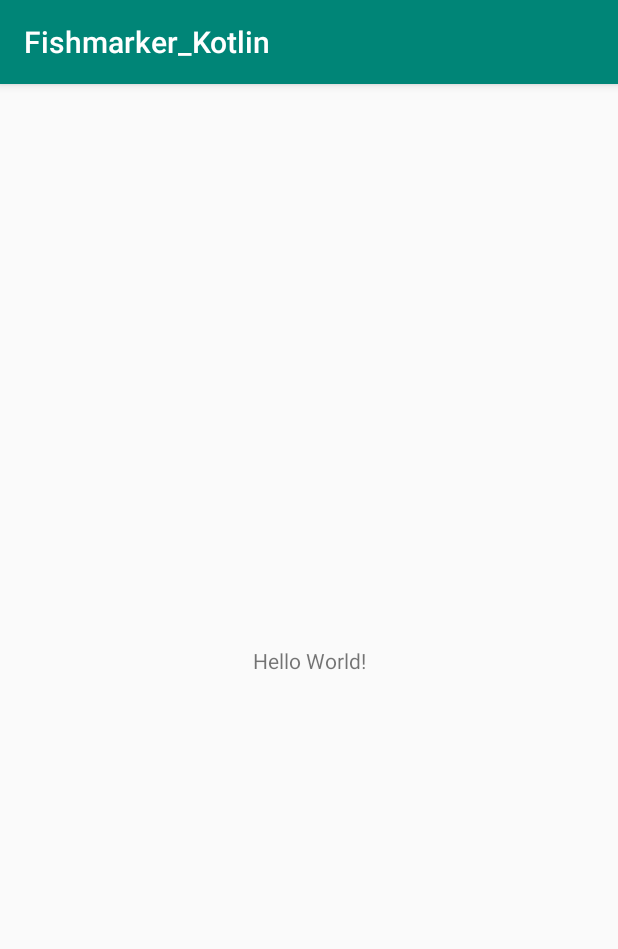
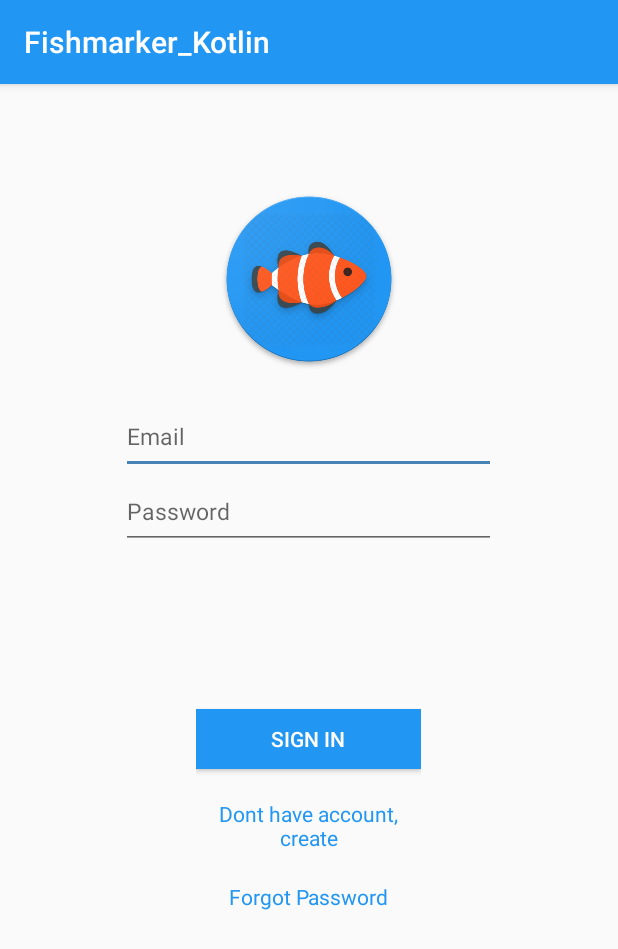
Before and after one commit to Igor755/Fishmarker_Kotlin, an Android app: the screen it shows after launch (MainActivity before the commit, AuthActivity after it), on a phone screen of 412 x 824 dp. Shown: the top 949 px of the screen. Run offline under Robolectric (Android 15) with nearby library versions, the light colour scheme and no system bars.

Commit message:
registration_fragments

```diff
--- a/app/src/main/AndroidManifest.xml
+++ b/app/src/main/AndroidManifest.xml
@@ -9,7 +9,7 @@
         android:roundIcon="@mipmap/ic_launcher_round"
         android:supportsRtl="true"
         android:theme="@style/AppTheme">
-        <activity android:name=".MainActivity">
+        <activity android:name=".AuthActivity">
             <intent-filter>
                 <action android:name="android.intent.action.MAIN" />
 
--- /dev/null
+++ b/app/src/main/java/com/company/fishmarker_kotlin/AuthActivity.kt
@@ -0,0 +1,21 @@
+package com.company.fishmarker_kotlin
+
+import androidx.appcompat.app.AppCompatActivity
+import android.os.Bundle
+import com.company.fishmarker_kotlin.registration_fragments.SignInFragment
+
+class AuthActivity : AppCompatActivity() {
+
+    override fun onCreate(savedInstanceState: Bundle?) {
+        super.onCreate(savedInstanceState)
+        setContentView(R.layout.activity_auth)
+
+
+        if (savedInstanceState == null) {
+            supportFragmentManager
+                .beginTransaction()
+                .replace(R.id.fragment_container_auth, SignInFragment())
+                .commit()
+        }
+    }
+}
--- a/app/src/main/java/com/company/fishmarker_kotlin/MainActivity.kt
+++ /dev/null
@@ -1,15 +0,0 @@
-package com.company.fishmarker_kotlin
-
-import androidx.appcompat.app.AppCompatActivity
-import android.os.Bundle
-
-class MainActivity : AppCompatActivity() {
-
-    override fun onCreate(savedInstanceState: Bundle?) {
-        super.onCreate(savedInstanceState)
-        setContentView(R.layout.activity_main)
-
-        println("hello fish)")
-
-    }
-}
--- /dev/null
+++ b/app/src/main/java/com/company/fishmarker_kotlin/modelclass/User.kt
@@ -0,0 +1,6 @@
+package com.company.fishmarker_kotlin.modelclass
+
+class User(
+    var user_name: String,
+    var email: String,
+    var location: String)
--- /dev/null
+++ b/app/src/main/java/com/company/fishmarker_kotlin/registration_fragments/SignInFragment.kt
@@ -0,0 +1,54 @@
+package com.company.fishmarker_kotlin.registration_fragments
+
+import android.os.Bundle
+import android.view.LayoutInflater
+import android.view.View
+import android.view.ViewGroup
+import android.widget.TextView
+import androidx.fragment.app.Fragment
+import com.company.fishmarker_kotlin.R
+
+class SignInFragment : Fragment() {
+
+
+
+
+    override fun onCreateView(
+
+        inflater: LayoutInflater,
+        container: ViewGroup?,
+        savedInstanceState: Bundle?): View? {
+
+        val view = inflater.inflate(R.layout.fragment_sign_in, container, false)
+        val btn_registration = view.findViewById<TextView>(R.id.btn_registration)
+        val btn_forgot_password = view.findViewById<TextView>(R.id.btn_forgot_password)
+
+
+
+
+        btn_registration.setOnClickListener{
+
+
+            fragmentManager
+                ?.beginTransaction()
+                ?.replace(R.id.fragment_container_auth, RegistrationFragment())
+                ?.addToBackStack(null)
+                ?.commit()
+
+        }
+
+        btn_forgot_password.setOnClickListener {
+
+            fragmentManager
+                ?.beginTransaction()
+                ?.replace(R.id.fragment_container_auth, ResetPasswordFragment())
+                ?.addToBackStack(null)
+                ?.commit()
+
+
+        }
+
+
+        return view
+    }
+}
--- /dev/null
+++ b/app/src/main/res/layout/activity_auth.xml
@@ -0,0 +1,18 @@
+<LinearLayout xmlns:android="http://schemas.android.com/apk/res/android"
+    xmlns:tools="http://schemas.android.com/tools"
+
+    android:layout_width="match_parent"
+    android:layout_height="match_parent"
+    android:orientation="horizontal"
+    tools:context=".AuthActivity">
+
+    <FrameLayout
+        android:id="@+id/fragment_container_auth"
+        android:layout_width="match_parent"
+        android:layout_height="match_parent"
+        android:layout_marginTop="30dp"
+        android:layout_marginBottom="30dp">
+
+    </FrameLayout>
+
+</LinearLayout>
--- a/app/src/main/res/layout/activity_main.xml
+++ /dev/null
@@ -1,18 +0,0 @@
-<?xml version="1.0" encoding="utf-8"?>
-<androidx.constraintlayout.widget.ConstraintLayout xmlns:android="http://schemas.android.com/apk/res/android"
-    xmlns:app="http://schemas.android.com/apk/res-auto"
-    xmlns:tools="http://schemas.android.com/tools"
-    android:layout_width="match_parent"
-    android:layout_height="match_parent"
-    tools:context=".MainActivity">
-
-    <TextView
-        android:layout_width="wrap_content"
-        android:layout_height="wrap_content"
-        android:text="Hello World!"
-        app:layout_constraintBottom_toBottomOf="parent"
-        app:layout_constraintLeft_toLeftOf="parent"
-        app:layout_constraintRight_toRightOf="parent"
-        app:layout_constraintTop_toTopOf="parent" />
-
-</androidx.constraintlayout.widget.ConstraintLayout>
--- /dev/null
+++ b/app/src/main/res/layout/fragment_sign_in.xml
@@ -0,0 +1,88 @@
+<?xml version="1.0" encoding="utf-8"?>
+<RelativeLayout
+    xmlns:android="http://schemas.android.com/apk/res/android"
+    xmlns:tools="http://schemas.android.com/tools"
+    android:id="@+id/activity_authentication"
+    android:layout_width="match_parent"
+    android:layout_height="match_parent"
+    tools:context=".registration_fragments.SignInFragment">
+
+    <LinearLayout
+        android:id="@+id/main_lay"
+        android:layout_width="match_parent"
+        android:layout_height="wrap_content"
+        android:orientation="vertical"
+        android:gravity="center">
+
+        <ImageView
+            android:layout_width="120dp"
+            android:layout_height="120dp"
+            android:src="@drawable/web_fish"
+            android:id="@+id/imageView"
+            android:layout_marginTop="40dp"/>
+    </LinearLayout>
+
+
+    <EditText android:layout_width="250dp"
+        android:layout_height="50dp"
+        android:id="@+id/et_email"
+        android:layout_centerHorizontal="true"
+        android:layout_marginTop="180dp"
+        android:imeOptions="actionDone"
+        android:singleLine="true"
+        android:hint="@string/Email"
+        android:textSize="15sp"/>
+
+
+    <EditText android:layout_width="250dp"
+        android:layout_height="50dp"
+        android:layout_centerHorizontal="true"
+        android:layout_below="@+id/et_email"
+        android:imeOptions="actionDone"
+        android:singleLine="true"
+        android:hint="@string/Password"
+        android:inputType="textPassword"
+        android:textSize="15sp"
+        android:id="@+id/et_password" />
+
+    <LinearLayout
+        android:layout_width="wrap_content"
+        android:layout_height="wrap_content"
+        android:layout_centerInParent="true"
+        android:id="@+id/button_layout"
+        android:orientation="vertical">
+
+        <Button
+            android:id="@+id/btn_sign_in"
+            android:layout_width="150dp"
+            android:layout_height="40dp"
+            android:background="@color/colorPrimary"
+            android:textColor="@color/colorWhite"
+            android:layout_marginTop="200dp"
+            android:text="@string/sign_in" />
+
+        <TextView
+            android:id="@+id/btn_registration"
+            android:layout_width="150dp"
+            android:layout_marginTop="20dp"
+            android:layout_height="wrap_content"
+            android:gravity="center"
+            android:textColor="@color/colorPrimary"
+            android:text="@string/Dont_have" />
+
+        <TextView
+            android:id="@+id/btn_forgot_password"
+            android:layout_width="150dp"
+            android:layout_marginTop="20dp"
+            android:layout_height="match_parent"
+            android:gravity="center"
+            android:textColor="@color/colorPrimary"
+            android:text="@string/forgot"/>
+
+
+
+    </LinearLayout>
+
+
+
+</RelativeLayout>
--- a/app/src/main/res/values/colors.xml
+++ b/app/src/main/res/values/colors.xml
@@ -1,6 +1,13 @@
 <?xml version="1.0" encoding="utf-8"?>
 <resources>
-    <color name="colorPrimary">#008577</color>
-    <color name="colorPrimaryDark">#00574B</color>
-    <color name="colorAccent">#D81B60</color>
+        <color name="colorPrimary">#2196F3</color>
+        <color name="colorPrimaryDark">#4682B4</color>
+        <color name="colorAccent">#4682B4</color>
+        <color name="colorTransparent">#00000000</color>
+        <color name="colorWhite">#FFFefd</color>
+        <color name="colorBlack">#000000</color>
+        <color name="colorRed">#FF0000</color>
+        <color name="colorGreen">#00CC00</color>
+        <color name="colorYew">#FFFF00</color>
+        <color name="orange">#FF5600</color>
 </resources>
```
Also changed, not shown: app/build.gradle (+8 -2 lines), app/src/main/java/com/company/fishmarker_kotlin/registration_fragments/RegistrationFragment.kt (added, +22 -0 lines), app/src/main/java/com/company/fishmarker_kotlin/registration_fragments/ResetPasswordFragment.kt (added, +24 -0 lines), app/src/main/res/drawable/selector.xml (added, +25 -0 lines), app/src/main/res/layout/fragment_registration.xml (added, +94 -0 lines), app/src/main/res/layout/fragment_reset_password.xml (added, +68 -0 lines), app/src/main/res/values/strings.xml (+43 -0 lines), app/src/main/res/drawable/web_fish.png (added).
